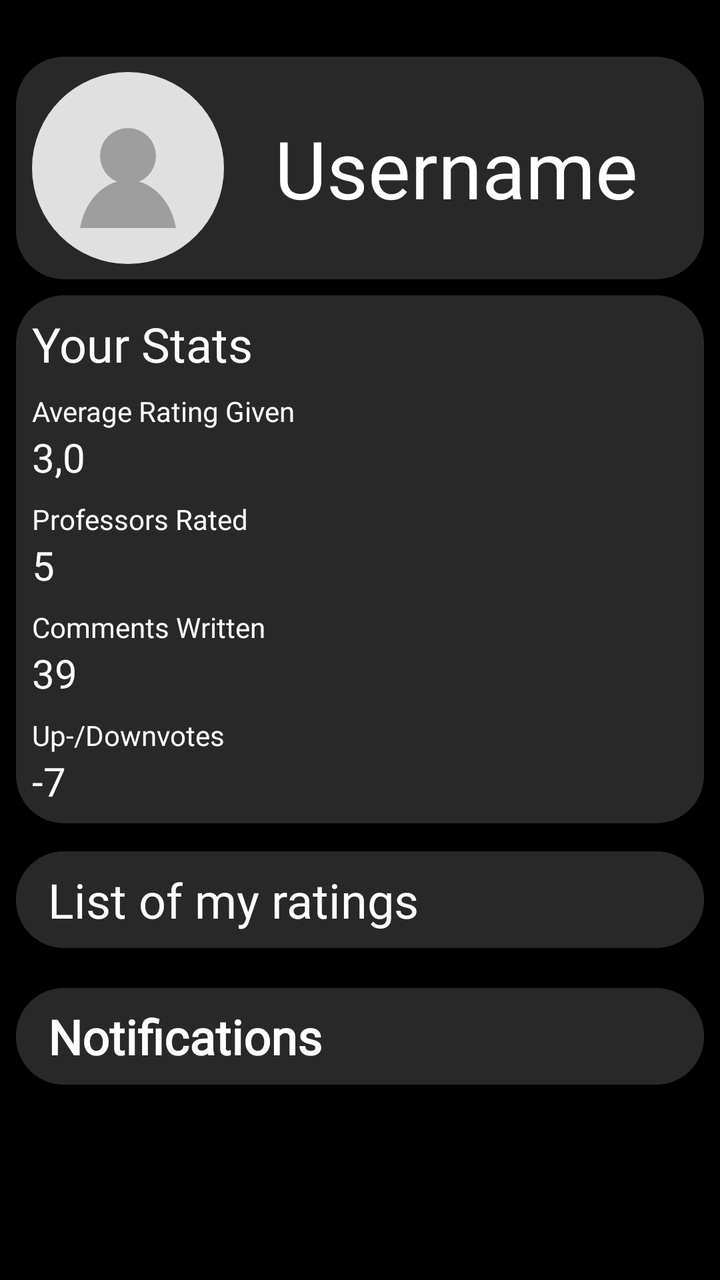
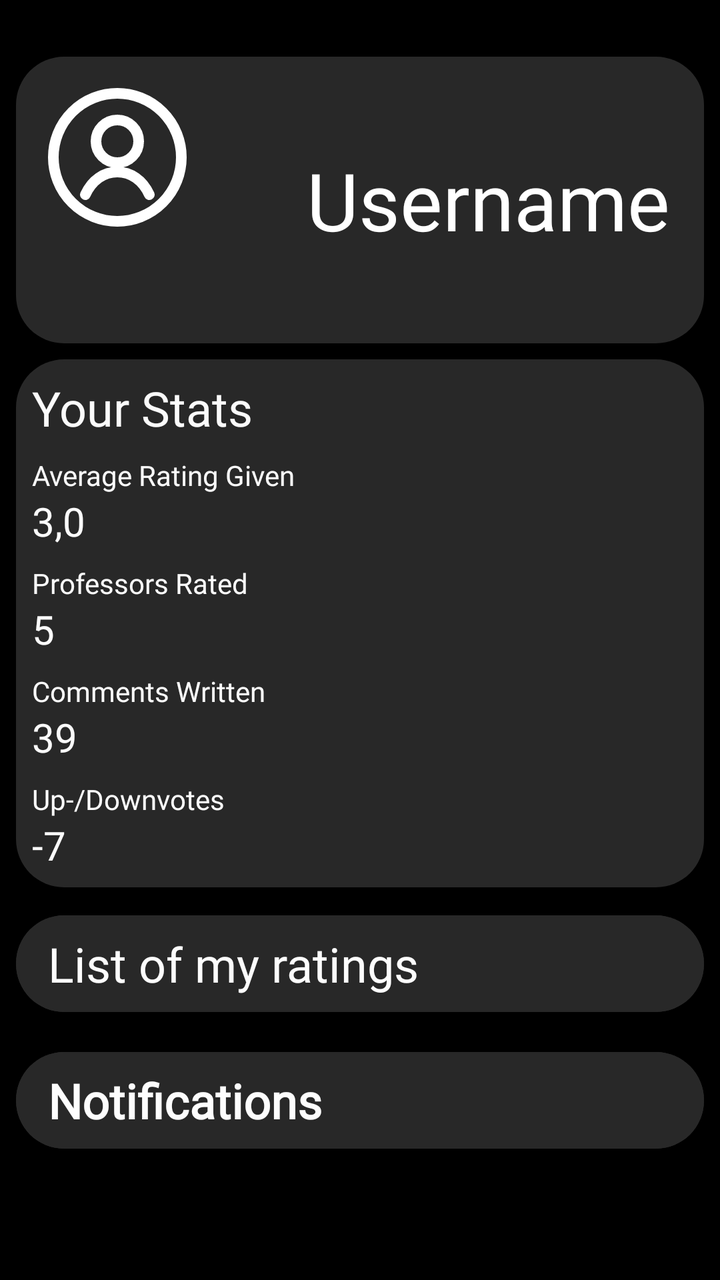

The first picture is an Android layout as it rendered before a commit; the second is the same layout after the commit. The layout source and the unified diff follow.
<!-- AndroidManifest.xml: application theme Theme.MyApplication_Java -->
<!-- res/layout/fragment_home_screen.xml -->
<?xml version="1.0" encoding="utf-8"?>
<androidx.constraintlayout.widget.ConstraintLayout xmlns:android="http://schemas.android.com/apk/res/android"
    xmlns:app="http://schemas.android.com/apk/res-auto"
    android:layout_width="match_parent"
    android:layout_height="match_parent"
    android:background="#000000">


    <TextView
        android:id="@+id/profile"
        android:layout_width="0dp"
        android:layout_height="0dp"
        android:layout_marginStart="8dp"
        android:layout_marginTop="-8dp"
        android:layout_marginEnd="8dp"
        android:layout_marginBottom="-8dp"
        android:background="@drawable/rounded_box"
        android:textAlignment="textEnd"
        android:textColor="#FDFDFD"
        app:layout_constraintBottom_toBottomOf="@id/imageView"
        app:layout_constraintEnd_toEndOf="parent"
        app:layout_constraintHorizontal_bias="0.0"
        app:layout_constraintStart_toStartOf="parent"
        app:layout_constraintTop_toTopOf="@id/imageView" />

    <TextView
        android:id="@+id/your_stats_background"
        android:layout_width="0dp"
        android:layout_height="0dp"
        android:layout_marginStart="8dp"
        android:layout_marginTop="8dp"
        android:layout_marginEnd="8dp"
        android:layout_marginBottom="-8dp"
        android:background="@drawable/rounded_box"
        android:fontFamily="@font/inter_bold"
        android:textColor="#FDFDFD"
        android:textSize="200sp"
        app:layout_constraintBottom_toBottomOf="@+id/up_downvotes_num"
        app:layout_constraintEnd_toEndOf="parent"
        app:layout_constraintHorizontal_bias="0.0"
        app:layout_constraintStart_toStartOf="parent"
        app:layout_constraintTop_toBottomOf="@+id/profile" />

    <TextView
        android:id="@+id/your_stats"
        android:layout_width="wrap_content"
        android:layout_height="wrap_content"
        android:layout_marginStart="8dp"
        android:layout_marginTop="8dp"
        android:fontFamily="@font/inter_bold"
        android:text="Your Stats"
        android:textColor="#FBFBFB"
        android:textSize="24sp"
        app:layout_constraintBottom_toTopOf="@+id/average_rating_given"
        app:layout_constraintStart_toStartOf="@+id/your_stats_background"
        app:layout_constraintTop_toTopOf="@+id/your_stats_background" />

    <TextView
        android:id="@+id/average_rating_given"
        android:layout_width="wrap_content"
        android:layout_height="wrap_content"
        android:layout_marginStart="8dp"
        android:layout_marginTop="8dp"
        android:fontFamily="@font/inter_bold"
        android:text="Average Rating Given"
        android:textColor="#FBFBFB"
        app:layout_constraintStart_toStartOf="@+id/your_stats_background"
        app:layout_constraintTop_toBottomOf="@+id/your_stats" />

    <TextView
        android:id="@+id/average_rating_given_num"
        android:layout_width="wrap_content"
        android:layout_height="wrap_content"
        android:fontFamily="@font/inter_bold"
        android:text="3,0"
        android:textColor="#FBFBFB"
        android:textSize="20sp"
        app:layout_constraintStart_toStartOf="@+id/average_rating_given"
        app:layout_constraintTop_toBottomOf="@+id/average_rating_given" />

    <com.google.android.material.button.MaterialButton
        android:id="@+id/list_of_my_ratings_button"
        android:layout_width="0dp"
        android:layout_height="wrap_content"
        android:layout_marginStart="8dp"
        android:layout_marginTop="8dp"
        android:layout_marginEnd="8dp"
        android:backgroundTint="#282828"
        android:clickable="true"
        android:focusable="true"
        style="@style/text_style"
        android:letterSpacing="0"
        android:paddingTop="8dp"
        android:paddingBottom="8dp"
        android:text="List of my ratings"
        android:textAlignment="textStart"
        android:textAllCaps="false"
        android:textColor="#FDFDFD"
        android:textSize="24sp"
        android:typeface="normal"
        app:cornerRadius="24dp"
        app:layout_constraintEnd_toEndOf="parent"
        app:layout_constraintHorizontal_bias="0.0"
        app:layout_constraintStart_toStartOf="parent"
        app:layout_constraintTop_toBottomOf="@+id/your_stats_background" />


    <com.google.android.material.button.MaterialButton
        android:id="@+id/notifications"
        android:layout_width="0dp"
        android:layout_height="wrap_content"
        android:layout_marginStart="8dp"
        android:layout_marginTop="8dp"
        android:layout_marginEnd="8dp"
        android:layout_marginBottom="200dp"
        android:backgroundTint="#282828"
        app:cornerRadius="24dp"
        android:textAlignment="textStart"
        android:textAllCaps="false"
        android:textColor="#FDFDFD"
        android:textSize="24sp"
        android:textStyle="bold"
        android:typeface="normal"
        android:clickable="true"
        android:focusable="true"
        style="@style/text_style"
        android:letterSpacing="0"
        android:paddingTop="8dp"
        android:paddingBottom="8dp"
        android:text="Notifications"
        app:layout_constraintBottom_toBottomOf="parent"
        app:layout_constraintEnd_toEndOf="parent"
        app:layout_constraintHorizontal_bias="1.0"
        app:layout_constraintStart_toStartOf="parent"
        app:layout_constraintTop_toBottomOf="@+id/list_of_my_ratings_button"
        app:layout_constraintVertical_bias="0.0" />

    <TextView
        android:id="@+id/professors_rated"
        android:layout_width="wrap_content"
        android:layout_height="wrap_content"
        android:layout_marginStart="8dp"
        android:layout_marginTop="8dp"
        android:fontFamily="@font/inter_bold"
        android:text="Professors Rated"
        android:textColor="#FBFBFB"
        app:layout_constraintStart_toStartOf="@+id/your_stats_background"
        app:layout_constraintTop_toBottomOf="@+id/average_rating_given_num" />

    <TextView
        android:id="@+id/average_rating_given_num2"
        android:layout_width="wrap_content"
        android:layout_height="wrap_content"
        android:fontFamily="@font/inter_bold"
        android:text="5"
        android:textColor="#FBFBFB"
        android:textSize="20sp"
        app:layout_constraintStart_toStartOf="@+id/average_rating_given"
        app:layout_constraintTop_toBottomOf="@+id/professors_rated" />

    <TextView
        android:id="@+id/comments_written"
        android:layout_width="wrap_content"
        android:layout_height="wrap_content"
        android:layout_marginStart="8dp"
        android:layout_marginTop="8dp"
        android:fontFamily="@font/inter_bold"
        android:text="Comments Written"
        android:textColor="#FBFBFB"
        app:layout_constraintStart_toStartOf="@+id/your_stats_background"
        app:layout_constraintTop_toBottomOf="@+id/average_rating_given_num2" />

    <TextView
        android:id="@+id/comments_written_num"
        android:layout_width="wrap_content"
        android:layout_height="wrap_content"
        android:fontFamily="@font/inter_bold"
        android:text="39"
        android:textColor="#FBFBFB"
        android:textSize="20sp"
        app:layout_constraintStart_toStartOf="@+id/average_rating_given"
        app:layout_constraintTop_toBottomOf="@+id/comments_written" />

    <TextView
        android:id="@+id/up_downvotes"
        android:layout_width="wrap_content"
        android:layout_height="wrap_content"
        android:layout_marginStart="8dp"
        android:layout_marginTop="8dp"
        android:fontFamily="@font/inter_bold"
        android:text="Up-/Downvotes"
        android:textColor="#FBFBFB"
        app:layout_constraintStart_toStartOf="@+id/your_stats_background"
        app:layout_constraintTop_toBottomOf="@+id/comments_written_num" />

    <TextView
        android:id="@+id/up_downvotes_num"
        android:layout_width="wrap_content"
        android:layout_height="wrap_content"
        android:fontFamily="@font/inter_bold"
        android:text="-7"
        android:textColor="#FBFBFB"
        android:textSize="20sp"
        app:layout_constraintStart_toStartOf="@+id/average_rating_given"
        app:layout_constraintTop_toBottomOf="@+id/up_downvotes" />

    <TextView
        android:id="@+id/user_name"
        android:layout_width="wrap_content"
        android:layout_height="wrap_content"
        android:layout_marginEnd="8dp"
        android:fontFamily="@font/inter_bold"
        android:text="Username"
        android:textColor="#FFFFFF"
        android:textSize="40sp"
        app:layout_constraintBottom_toBottomOf="@+id/profile"
        app:layout_constraintEnd_toEndOf="@+id/profile"
        app:layout_constraintStart_toEndOf="@+id/imageView"
        app:layout_constraintTop_toTopOf="@+id/profile" />

    <ImageView
        android:id="@+id/imageView"
        android:layout_width="wrap_content"
        android:layout_height="wrap_content"
        android:layout_marginStart="8dp"
        android:layout_marginTop="32dp"
        android:layout_marginBottom="8dp"
        app:layout_constraintBottom_toTopOf="@+id/your_stats_background"
        app:layout_constraintStart_toStartOf="@+id/profile"
        app:layout_constraintTop_toTopOf="parent"
        app:layout_constraintVertical_bias="0.348"
        android:src="@drawable/profile_placeholder" />


</androidx.constraintlayout.widget.ConstraintLayout>
<!-- resources referenced by this layout -->
<resources>
  <!-- drawable profile_placeholder (drawable) -->
  <vector xmlns:android="http://schemas.android.com/apk/res/android"
      android:width="96dp"
      android:height="96dp"
      android:viewportWidth="96"
      android:viewportHeight="96">
  
      
      <path
          android:fillColor="#E0E0E0"
          android:pathData="M48,48m-48,0a48,48 0,1 1,96 0a48,48 0,1 1,-96 0" />
  
      
      <path
          android:fillColor="#9E9E9E"
          android:pathData="M48,42m-14,0a14,14 0,1 1,28 0a14,14 0,1 1,-28 0" />
  
      
      <path
          android:fillColor="#9E9E9E"
          android:pathData="M24,78c3,-16 14,-24 24,-24s21,8 24,24z" />
  
  </vector>
  <!-- drawable rounded_box (drawable) -->
  <shape xmlns:android="http://schemas.android.com/apk/res/android">
  
      <solid android:color="#282828"/>
  
      <corners android:radius="24dp"/>
  
  </shape>
  <style name="text_style" parent="Widget.MaterialComponents.Button">
          <item name="android:fontFamily">@font/inter_bold</item>
          <item name="android:textAllCaps">false</item>
      </style>
  <style name="Theme.MyApplication_Java" parent="Theme.MaterialComponents.DayNight.NoActionBar">
          
          <item name="colorPrimary">@color/purple_500</item>
          <item name="colorPrimaryVariant">@color/purple_700</item>
          <item name="colorOnPrimary">@color/white</item>
          
          <item name="colorSecondary">@color/teal_200</item>
          <item name="colorSecondaryVariant">@color/teal_700</item>
          <item name="colorOnSecondary">@color/black</item>
          
          <item name="android:statusBarColor">?attr/colorPrimaryVariant</item>
          
      </style>
  <color name="purple_500">#FF6200EE</color>
  <color name="purple_700">#FF3700B3</color>
  <color name="white">#FFFFFFFF</color>
  <color name="teal_200">#FF03DAC5</color>
  <color name="teal_700">#FF018786</color>
  <color name="black">#FF000000</color>
</resources>

<!-- the commit's change to res/layout/fragment_home_screen.xml (unified diff, before → after) -->
@@ -229,7 +229,7 @@
         app:layout_constraintStart_toStartOf="@+id/profile"
         app:layout_constraintTop_toTopOf="parent"
         app:layout_constraintVertical_bias="0.348"
-        android:src="@drawable/profile_placeholder" />
+        android:src="@drawable/profile_icon" />
 
 
 </androidx.constraintlayout.widget.ConstraintLayout>
<!-- resource entries referenced after the edit -->
@@ -1,27 +1,27 @@
 <!-- resources referenced by this layout -->
 <resources>
-  <!-- drawable profile_placeholder (drawable) -->
+  <!-- drawable profile_icon (drawable) -->
   <vector xmlns:android="http://schemas.android.com/apk/res/android"
-      android:width="96dp"
-      android:height="96dp"
+      android:width="128dp"
+      android:height="128dp"
       android:viewportWidth="96"
       android:viewportHeight="96">
-  
-      
-      <path
-          android:fillColor="#E0E0E0"
-          android:pathData="M48,48m-48,0a48,48 0,1 1,96 0a48,48 0,1 1,-96 0" />
-  
-      
-      <path
-          android:fillColor="#9E9E9E"
-          android:pathData="M48,42m-14,0a14,14 0,1 1,28 0a14,14 0,1 1,-28 0" />
-  
-      
-      <path
-          android:fillColor="#9E9E9E"
-          android:pathData="M24,78c3,-16 14,-24 24,-24s21,8 24,24z" />
-  
+    <path
+        android:pathData="M32,32m-24,0a24,24 0,1 1,48 0a24,24 0,1 1,-48 0"
+        android:strokeWidth="4"
+        android:fillColor="#00000000"
+        android:strokeColor="@color/white"/>
+    <path
+        android:pathData="M32,26m-8,0a8,8 0,1 1,16 0a8,8 0,1 1,-16 0"
+        android:strokeWidth="4"
+        android:fillColor="#00000000"
+        android:strokeColor="@color/white"/>
+    <path
+        android:pathData="M20,46C22.5,40.5 27,37.5 32,37.5C37,37.5 41.5,40.5 44,46"
+        android:strokeWidth="4"
+        android:fillColor="#00000000"
+        android:strokeColor="@color/white"
+        android:strokeLineCap="round"/>
   </vector>
   <!-- drawable rounded_box (drawable) -->
   <shape xmlns:android="http://schemas.android.com/apk/res/android">
